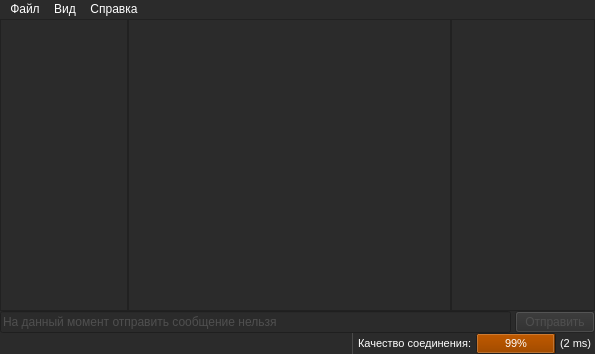
First picture: the form in mainform.ui, repository tinelix/irc-client, before the edit.
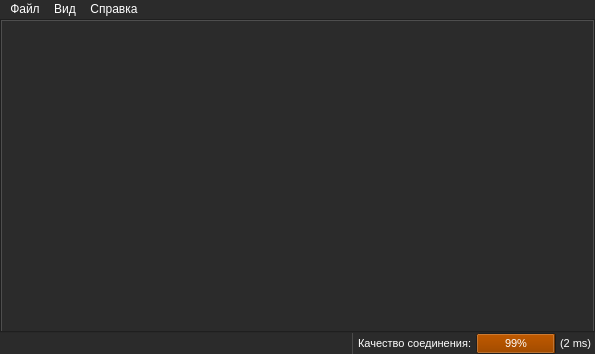
Second picture: the form after the edit. Icons and pictures are not drawn.

```diff
--- a/mainform.ui
+++ b/mainform.ui
@@ -50,89 +50,16 @@
        <number>0</number>
       </property>
       <item>
-       <widget class="QListView" name="dialogs_list">
-        <property name="minimumSize">
-         <size>
-          <width>128</width>
-          <height>0</height>
-         </size>
-        </property>
-        <property name="maximumSize">
-         <size>
-          <width>112</width>
-          <height>16777215</height>
-         </size>
-        </property>
+       <widget class="QTabWidget" name="tabs">
         <property name="styleSheet">
-         <string notr="true">selection-background-color: rgb(161, 75, 0);</string>
+         <string notr="true"/>
         </property>
-       </widget>
-      </item>
-      <item>
-       <widget class="QTextEdit" name="chat_text">
-        <property name="font">
-         <font>
-          <family>Consolas</family>
-          <pointsize>10</pointsize>
-         </font>
+        <property name="currentIndex">
+         <number>-1</number>
         </property>
-        <property name="styleSheet">
-         <string notr="true">selection-background-color: rgb(161, 75, 0);</string>
-        </property>
-        <property name="undoRedoEnabled">
+        <property name="tabsClosable">
          <bool>false</bool>
         </property>
-        <property name="readOnly">
-         <bool>true</bool>
-        </property>
-       </widget>
-      </item>
-      <item>
-       <widget class="QTreeWidget" name="members_list">
-        <property name="minimumSize">
-         <size>
-          <width>144</width>
-          <height>0</height>
-         </size>
-        </property>
-        <property name="maximumSize">
-         <size>
-          <width>144</width>
-          <height>16777215</height>
-         </size>
-        </property>
-        <property name="horizontalScrollBarPolicy">
-         <enum>Qt::ScrollBarAlwaysOff</enum>
-        </property>
-        <property name="sizeAdjustPolicy">
-         <enum>QAbstractScrollArea::AdjustToContents</enum>
-        </property>
-        <property name="editTriggers">
-         <set>QAbstractItemView::SelectedClicked</set>
-        </property>
-        <property name="indentation">
-         <number>10</number>
-        </property>
-        <property name="rootIsDecorated">
-         <bool>false</bool>
-        </property>
-        <property name="animated">
-         <bool>false</bool>
-        </property>
-        <property name="wordWrap">
-         <bool>true</bool>
-        </property>
-        <property name="expandsOnDoubleClick">
-         <bool>true</bool>
-        </property>
-        <attribute name="headerVisible">
-         <bool>false</bool>
-        </attribute>
-        <column>
-         <property name="text">
-          <string>Members</string>
-         </property>
-        </column>
        </widget>
       </item>
      </layout>
@@ -156,33 +83,6 @@
         <property name="topMargin">
          <number>0</number>
         </property>
-        <item>
-         <widget class="QLineEdit" name="message_text">
-          <property name="enabled">
-           <bool>false</bool>
-          </property>
-          <property name="styleSheet">
-           <string notr="true">selection-background-color: rgb(161, 75, 0);
-color: rgb(79, 79, 79);</string>
-          </property>
-          <property name="text">
-           <string>На данный момент отправить сообщение нельзя</string>
-          </property>
-         </widget>
-        </item>
-        <item>
-         <widget class="QPushButton" name="send_msg_btn">
-          <property name="enabled">
-           <bool>false</bool>
-          </property>
-          <property name="styleSheet">
-           <string notr="true">border-color: rgb(255, 119, 0); selection-background-color: rgb(255, 119, 0); color: #4f4f4f</string>
-          </property>
-          <property name="text">
-           <string>Отправить</string>
-          </property>
-         </widget>
-        </item>
        </layout>
       </item>
       <item>
```
Left out of the diff: 2 changed lines with no effect on the pictures.
